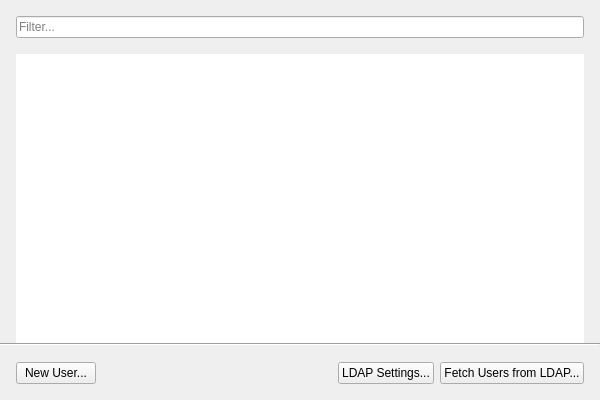
Above: client/src/ui/widgets/system_settings/user_management_widget.ui from networkoptix/nx_open before the change. Below: the same form after it.
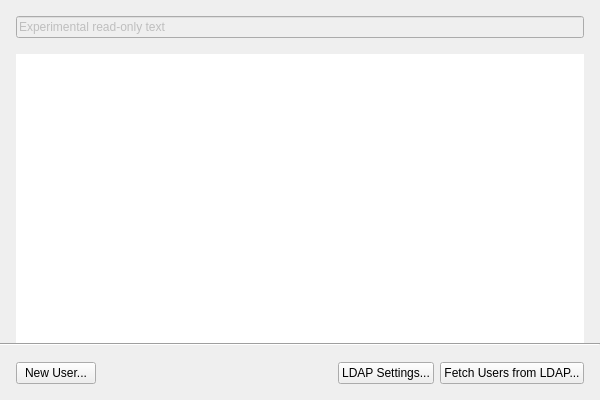
That is the form after the change.

What changed in the file:
```diff
--- a/client/src/ui/widgets/system_settings/user_management_widget.ui
+++ b/client/src/ui/widgets/system_settings/user_management_widget.ui
@@ -63,6 +63,12 @@
         </property>
         <item>
          <widget class="QLineEdit" name="filterLineEdit">
+          <property name="enabled">
+           <bool>false</bool>
+          </property>
+          <property name="text">
+           <string>Experimental read-only text</string>
+          </property>
           <property name="placeholderText">
            <string>Filter...</string>
           </property>
```
Left out of the diff: 3 changed lines with no effect on the pictures.
